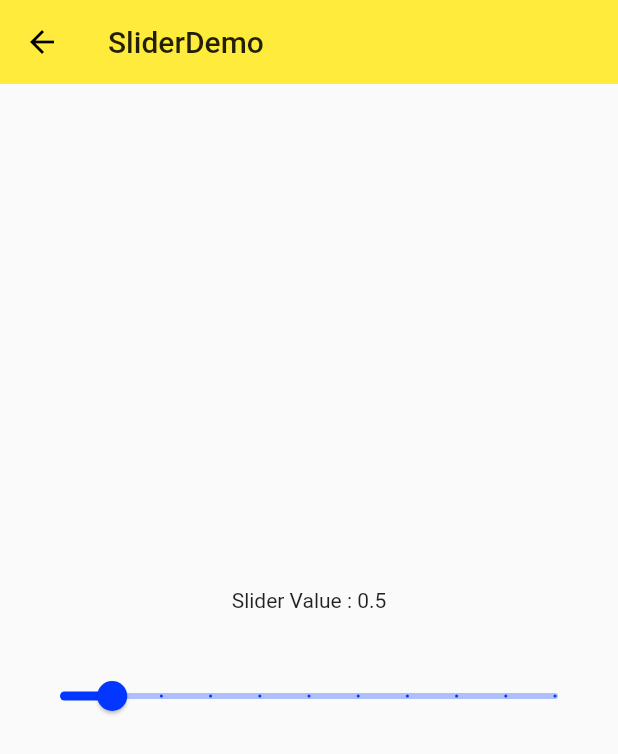
After one commit to 13666028317/ninghao_flutter, a Flutter app: the SliderDemo screen opened directly, on a phone screen of 412 x 824 dp. The commit adds this screen. Shown: the top 754 px of the screen. Run offline on Flutter 3.47's test engine with Material 2 defaults, Android fonts, the phone set to English and light mode, and no system bars.

Commit message:
sliderDemo

```diff
--- a/lib/pages/material_compontent.dart
+++ b/lib/pages/material_compontent.dart
@@ -4,6 +4,7 @@ import './form_demo.dart';
 import './basic_check_demo.dart';
 import './radio_demo.dart';
 import './switch_demo.dart';
+import './slider_demo.dart';
 class MaterialCompontents extends StatefulWidget {
   MaterialCompontents({Key key}) : super(key: key);
 
@@ -29,6 +30,7 @@ class _MaterialCompontentsState extends State<MaterialCompontents> {
             ListItem(title: 'checkBox', page: CheckBoxDemo()),
             ListItem(title: 'radioDemo', page: RadioDemo()),
             ListItem(title: 'switchDemo', page: SwitchDemo()),
+            ListItem(title: 'sliderDemo', page: SliderDemo()),
           ],
         ),
       ),
--- /dev/null
+++ b/lib/pages/slider_demo.dart
@@ -0,0 +1,49 @@
+import 'package:flutter/material.dart';
+
+class SliderDemo extends StatefulWidget {
+  SliderDemo({Key key}) : super(key: key);
+
+  @override
+  _SliderDemoState createState() => _SliderDemoState();
+}
+
+class _SliderDemoState extends State<SliderDemo> {
+  double _sliderValue = 0.5;
+  void _sliderValueAction(value) {
+    setState(() {
+      _sliderValue = value;
+    });
+  }
+
+  @override
+  Widget build(BuildContext context) {
+    return Container(
+      child: Scaffold(
+        appBar: AppBar(
+          title: Text('SliderDemo'),
+          elevation: 0.0,
+        ),
+        body: Container(
+          padding: EdgeInsets.all(16.0),
+          child: Column(
+            mainAxisAlignment: MainAxisAlignment.center,
+            children: <Widget>[
+              Text('Slider Value : $_sliderValue'),
+              SizedBox(height: 32.0),
+              Slider(
+                value: _sliderValue,
+                onChanged: _sliderValueAction,
+                activeColor: Theme.of(context).accentColor,
+                inactiveColor: Theme.of(context).accentColor.withOpacity(0.3),
+                min: 0.0,
+                max: 10.0,
+                divisions: 10,
+                label: '${_sliderValue.toInt()}',
+              ),
+            ],
+          ),
+        ),
+      ),
+    );
+  }
+}
```
